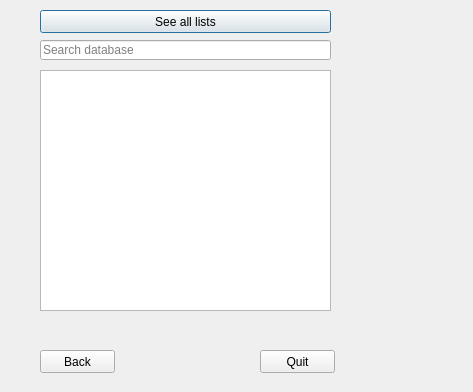
Chiquita40-VLN-H2016/chiquita40, file Skil3/ListWindow.ui: the form before one commit.
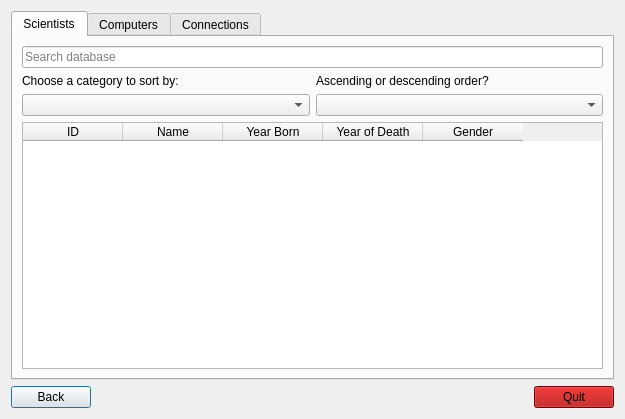
The form after the commit. Icons and pictures are not drawn.

Commit message: First edition of listWindow-Scientists tab

The edit to the form file:
```diff
--- a/Skil3/ListWindow.ui
+++ b/Skil3/ListWindow.ui
@@ -6,78 +6,148 @@
    <rect>
     <x>0</x>
     <y>0</y>
-    <width>473</width>
-    <height>392</height>
+    <width>625</width>
+    <height>419</height>
    </rect>
   </property>
   <property name="windowTitle">
    <string>Dialog</string>
   </property>
-  <widget class="QPushButton" name="pushButton">
-   <property name="geometry">
-    <rect>
-     <x>40</x>
-     <y>10</y>
-     <width>291</width>
-     <height>23</height>
-    </rect>
-   </property>
+  <property name="windowIcon">
+   <iconset resource="resources.qrc">
+    <normaloff>:/icons/Images/computerIcon.png</normaloff>:/icons/Images/computerIcon.png</iconset>
+  </property>
+  <layout class="QGridLayout" name="gridLayout">
+   <item row="0" column="0" colspan="3">
+    <widget class="QTabWidget" name="tabWidget">
+     <property name="currentIndex">
+      <number>0</number>
+     </property>
+     <widget class="QWidget" name="tab_Scientists">
+      <attribute name="title">
+       <string>Scientists</string>
+      </attribute>
+      <layout class="QGridLayout" name="gridLayout_2">
+       <item row="2" column="1">
+        <widget class="QLabel" name="label_2">
    <property name="text">
-    <string>See all lists</string>
-   </property>
-  </widget>
-  <widget class="QLineEdit" name="input_listPageSearch">
-   <property name="geometry">
-    <rect>
-     <x>40</x>
-     <y>40</y>
-     <width>291</width>
-     <height>20</height>
-    </rect>
-   </property>
-   <property name="text">
-    <string/>
-   </property>
+          <string>Ascending or descending order?</string>
+         </property>
+        </widget>
+       </item>
+       <item row="3" column="0">
+        <widget class="QComboBox" name="comboBox"/>
+       </item>
+       <item row="3" column="1">
+        <widget class="QComboBox" name="comboBox_2"/>
+       </item>
+       <item row="0" column="0" colspan="2">
+        <widget class="QLineEdit" name="input_listScientistSearch">
    <property name="placeholderText">
     <string>Search database</string>
    </property>
   </widget>
-  <widget class="QListWidget" name="list_listPageSearchResult">
+       </item>
+       <item row="2" column="0">
+        <widget class="QLabel" name="label">
+         <property name="text">
+          <string>Choose a category to sort by:</string>
+         </property>
+        </widget>
+       </item>
+       <item row="4" column="0" colspan="2">
+        <widget class="QTableWidget" name="table_Scientists">
+         <property name="editTriggers">
+          <set>QAbstractItemView::NoEditTriggers</set>
+         </property>
+         <property name="sortingEnabled">
+          <bool>true</bool>
+         </property>
+         <attribute name="verticalHeaderVisible">
+          <bool>false</bool>
+         </attribute>
+         <column>
+          <property name="text">
+           <string>ID</string>
+          </property>
+         </column>
+         <column>
+          <property name="text">
+           <string>Name</string>
+          </property>
+         </column>
+         <column>
+          <property name="text">
+           <string>Year Born</string>
+          </property>
+         </column>
+         <column>
+          <property name="text">
+           <string>Year of Death</string>
+          </property>
+         </column>
+         <column>
+          <property name="text">
+           <string>Gender</string>
+          </property>
+         </column>
+        </widget>
+       </item>
+      </layout>
+     </widget>
+     <widget class="QWidget" name="tab_Computers">
+      <attribute name="title">
+       <string>Computers</string>
+      </attribute>
+      <widget class="QTableWidget" name="tableWidget">
    <property name="geometry">
     <rect>
      <x>40</x>
-     <y>70</y>
-     <width>291</width>
-     <height>241</height>
+         <y>60</y>
+         <width>256</width>
+         <height>192</height>
     </rect>
    </property>
   </widget>
+     </widget>
+     <widget class="QWidget" name="tab_Connections">
+      <attribute name="title">
+       <string>Connections</string>
+      </attribute>
+     </widget>
+    </widget>
+   </item>
+   <item row="1" column="0">
   <widget class="QPushButton" name="button_listBack">
-   <property name="geometry">
-    <rect>
-     <x>40</x>
-     <y>350</y>
-     <width>75</width>
-     <height>23</height>
-    </rect>
-   </property>
    <property name="text">
     <string>Back</string>
    </property>
   </widget>
+   </item>
+   <item row="1" column="1">
+    <spacer name="horizontalSpacer">
+     <property name="orientation">
+      <enum>Qt::Horizontal</enum>
+     </property>
+     <property name="sizeHint" stdset="0">
+      <size>
+       <width>442</width>
+       <height>20</height>
+      </size>
+     </property>
+    </spacer>
+   </item>
+   <item row="1" column="2">
   <widget class="QPushButton" name="button_listQuit">
-   <property name="geometry">
-    <rect>
-     <x>260</x>
-     <y>350</y>
-     <width>75</width>
-     <height>23</height>
-    </rect>
+     <property name="styleSheet">
+      <string notr="true">background-color: rgb(170, 0, 0);</string>
    </property>
    <property name="text">
     <string>Quit</string>
    </property>
   </widget>
+   </item>
+  </layout>
  </widget>
  <resources/>
  <connections/>
```
Left out of the diff: 6 changed lines with no effect on the pictures. Lines whose indentation alone changed are shown as unchanged. The commit also changes 3 other files.
